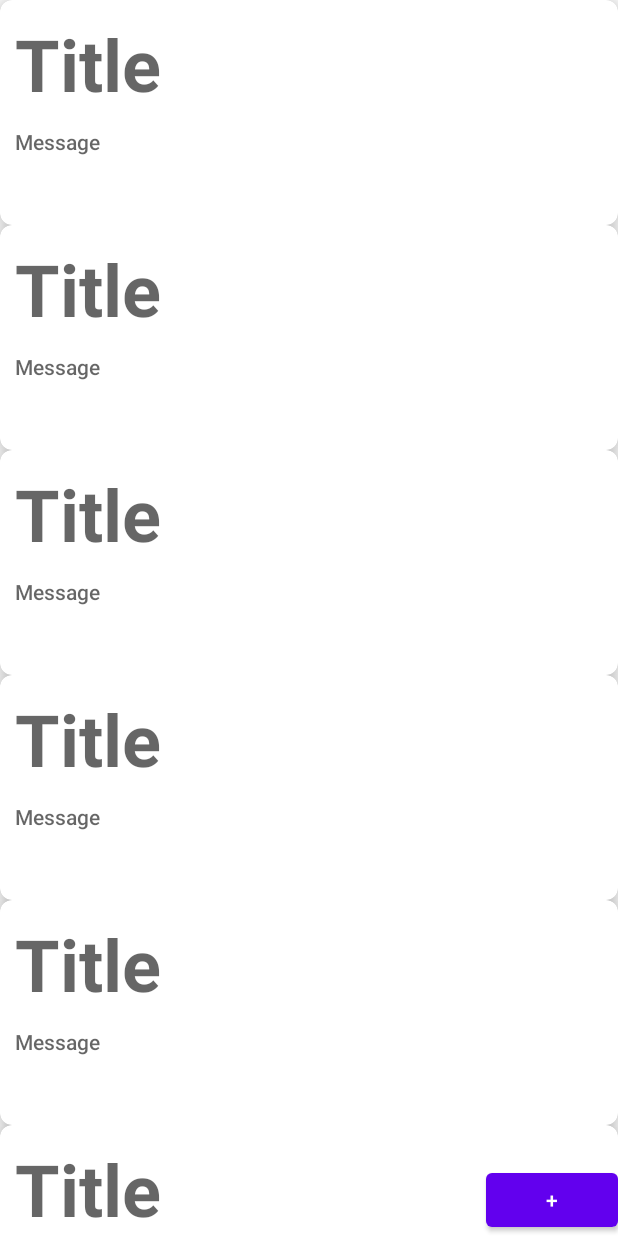
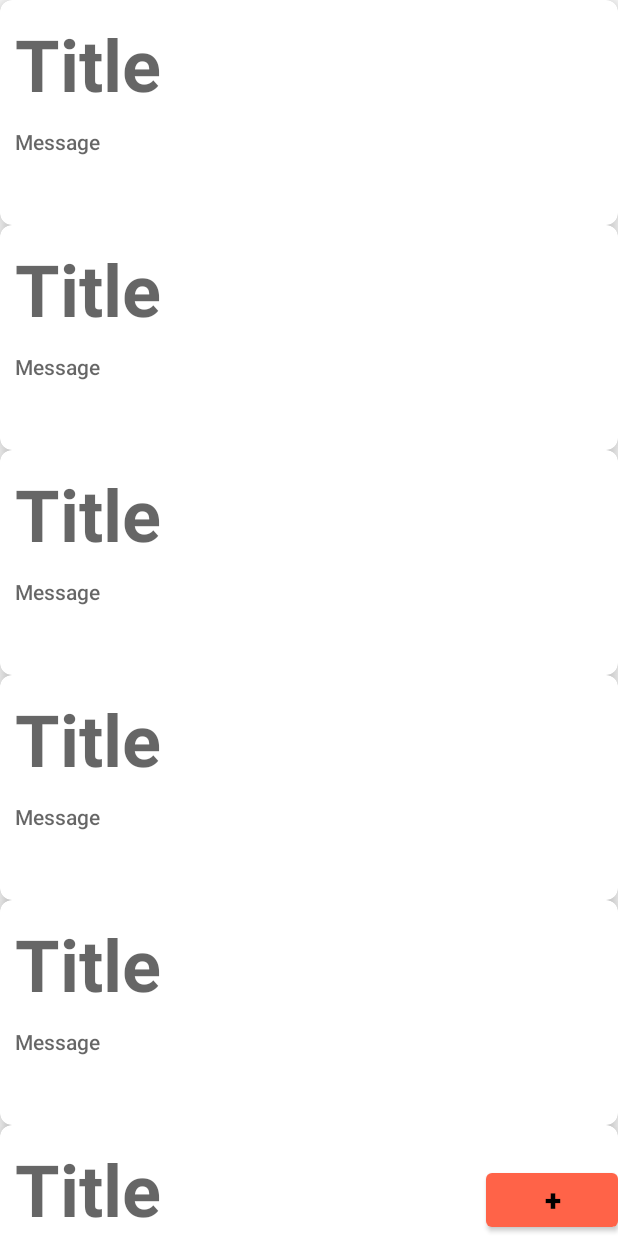
Before and after one commit to csa67/Notes, an Android app: the layout activity_main.xml on its own in the app's theme, with its tools: preview values and no code run, on a phone screen of 412 x 824 dp. Run offline under Robolectric (Android 15) with nearby library versions, the phone set to English and light mode, and no system bars.

Commit message:
Colours updated in main activity.

```diff
--- a/app/src/main/res/layout/activity_main.xml
+++ b/app/src/main/res/layout/activity_main.xml
@@ -23,6 +23,10 @@
         android:layout_width="wrap_content"
         android:layout_height="wrap_content"
         android:text="+"
+        android:textColor="@color/black"
+        app:backgroundTint = "@color/Orange"
+        android:textStyle="bold"
+        android:textSize="20sp"
         app:layout_constraintBottom_toBottomOf="parent"
         app:layout_constraintEnd_toEndOf="parent"
         />
--- a/app/src/main/res/values/colors.xml
+++ b/app/src/main/res/values/colors.xml
@@ -7,4 +7,6 @@
     <color name="teal_700">#FF018786</color>
     <color name="black">#FF000000</color>
     <color name="white">#FFFFFFFF</color>
+    <color name="prestige_blue">#2f3542</color>
+    <color name="Orange">#ff6348</color>
 </resources>
--- a/app/src/main/res/values/themes.xml
+++ b/app/src/main/res/values/themes.xml
@@ -2,7 +2,7 @@
     <!-- Base application theme. -->
     <style name="Theme.NotesRoomdb" parent="Theme.MaterialComponents.DayNight.DarkActionBar">
         <!-- Primary brand color. -->
-        <item name="colorPrimary">@color/purple_500</item>
+        <item name="colorPrimary">@color/prestige_blue</item>
         <item name="colorPrimaryVariant">@color/purple_700</item>
         <item name="colorOnPrimary">@color/white</item>
         <!-- Secondary brand color. -->
```
